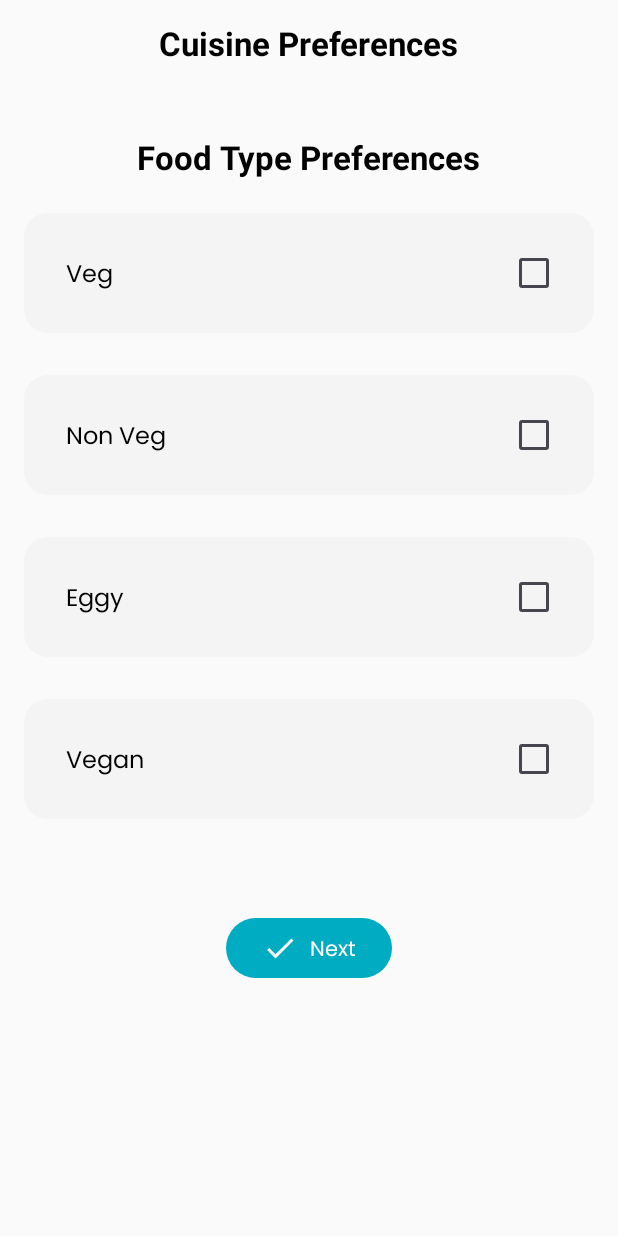
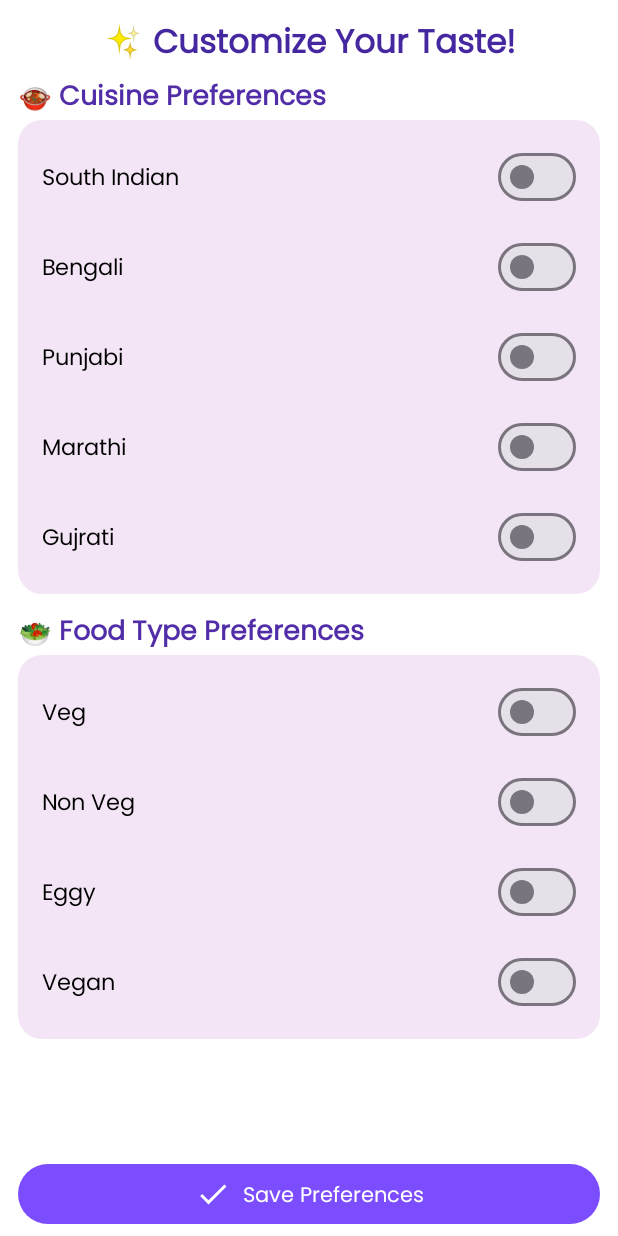
Before and after one commit to mycoookbuddy/MyCookBuddyAndroid, an Android app built with Jetpack Compose: the OnboardingActivity screen opened directly, with no data from a screen before it, on a phone screen of 412 x 824 dp. Run offline under Robolectric (Android 15) with nearby library versions, the phone set to English and light mode, and no system bars; our stand-ins replace Firebase (no records; nobody signed in at launch, a user with empty details on screens opened directly).

Commit message:
ui fixes

```diff
--- a/app/build.gradle.kts
+++ b/app/build.gradle.kts
@@ -60,6 +60,10 @@ dependencies {
     implementation("androidx.compose.material3:material3:1.2.1")
     implementation("androidx.compose.ui:ui:1.5.0")
     implementation("androidx.compose.ui:ui-text-google-fonts:1.5.4")
+    implementation("com.airbnb.android:lottie-compose:6.0.0")
+    implementation("com.google.accompanist:accompanist-pager:0.30.1")
+
+
 
 
     // Firebase and Auth
--- a/app/src/main/java/com/mycookbuddy/app/OnboardingActivity.kt
+++ b/app/src/main/java/com/mycookbuddy/app/OnboardingActivity.kt
@@ -4,17 +4,12 @@ import android.os.Bundle
 import android.widget.Toast
 import androidx.activity.ComponentActivity
 import androidx.activity.compose.setContent
-import androidx.compose.animation.animateColorAsState
+import androidx.compose.animation.AnimatedVisibility
 import androidx.compose.animation.core.animateFloatAsState
-import androidx.compose.animation.core.tween
-import androidx.compose.foundation.clickable
-import androidx.compose.foundation.interaction.MutableInteractionSource
-import androidx.compose.foundation.interaction.collectIsPressedAsState
-import androidx.compose.foundation.interaction.collectIsHoveredAsState
+import androidx.compose.foundation.background
 import androidx.compose.foundation.layout.*
-import androidx.compose.foundation.rememberScrollState
+import androidx.compose.foundation.shape.CircleShape
 import androidx.compose.foundation.shape.RoundedCornerShape
-import androidx.compose.foundation.verticalScroll
 import androidx.compose.material.icons.Icons
 import androidx.compose.material.icons.filled.Check
 import androidx.compose.material3.*
@@ -23,215 +18,182 @@ import androidx.compose.ui.Alignment
 import androidx.compose.ui.Modifier
 import androidx.compose.ui.draw.scale
 import androidx.compose.ui.graphics.Color
+import androidx.compose.ui.platform.LocalContext
 import androidx.compose.ui.text.font.FontWeight
+import androidx.compose.ui.text.style.TextAlign
 import androidx.compose.ui.unit.dp
+import androidx.compose.ui.unit.sp
+import com.airbnb.lottie.compose.*
 import com.google.android.gms.auth.api.signin.GoogleSignIn
 import com.google.firebase.firestore.FirebaseFirestore
 import com.google.firebase.firestore.SetOptions
 import com.mycookbuddy.app.ui.theme.MyApplicationTheme
+import kotlinx.coroutines.delay
+import kotlinx.coroutines.launch
 
 class OnboardingActivity : ComponentActivity() {
     private val firestore = FirebaseFirestore.getInstance()
 
     override fun onCreate(savedInstanceState: Bundle?) {
         super.onCreate(savedInstanceState)
-        val user = GoogleSignIn.getLastSignedInAccount(this)
-        val userEmail = user?.email
+        val userEmail = GoogleSignIn.getLastSignedInAccount(this)?.email ?: "unknown@example.com"
 
         setContent {
             MyApplicationTheme {
-                SettingsScreen(
-                    onNext = { selectedCuisines, selectedFoodTypes ->
-                        userEmail?.let { savePreferences(it, selectedCuisines, selectedFoodTypes) }
-                    }
-                )
+                OnboardingPreferenceScreen(userEmail) { cuisines, foodTypes ->
+                    savePreferences(userEmail, cuisines, foodTypes)
+                }
             }
         }
     }
 
-    private fun savePreferences(
-        userEmail: String,
-        selectedCuisines: List<String>,
-        selectedFoodTypes: List<String>
-    ) {
+    private fun savePreferences(userEmail: String, selectedCuisines: List<String>, selectedFoodTypes: List<String>) {
         val userPreferences = mapOf(
             "preferences" to "SET",
             "cuisines" to selectedCuisines,
             "foodTypes" to selectedFoodTypes
         )
-
-        // Save preferences directly to the /users collection
         firestore.collection("users").document(userEmail)
             .set(userPreferences, SetOptions.merge())
             .addOnSuccessListener {
-                Toast.makeText(
-                    this,
-                    "Preferences saved successfully",
-                    Toast.LENGTH_SHORT
-                ).show()
-                setResult(RESULT_OK) // Notify MainActivity that saving is done
+                Toast.makeText(this, "Preferences saved successfully", Toast.LENGTH_SHORT).show()
+                setResult(RESULT_OK)
                 finish()
             }
-            .addOnFailureListener { e ->
-                Toast.makeText(
-                    this,
-                    "Failed to save preferences: ${e.message}",
-                    Toast.LENGTH_SHORT
-                ).show()
+            .addOnFailureListener {
+                Toast.makeText(this, "Failed to save preferences", Toast.LENGTH_SHORT).show()
             }
     }
-    @Composable
-    fun SelectableItem(
-        title: String,
-        selected: Boolean,
-        onToggle: () -> Unit,
-        selectedColor: Color
-    ) {
-        val interactionSource = remember { MutableInteractionSource() }
-        val isHovered by interactionSource.collectIsHoveredAsState()
-        val isPressed by interactionSource.collectIsPressedAsState()
+}
 
-        val animatedColor by animateColorAsState(
-            targetValue = if (selected) selectedColor else if (isHovered) Color(0xFFE0E0E0) else Color(
-                0xFFF4F4F4
-            ),
-            animationSpec = tween(300), label = ""
-        )
+@Composable
+fun OnboardingPreferenceScreen(userEmail: String, onSave: (List<String>, List<String>) -> Unit) {
+    val context = LocalContext.current
+    val coroutineScope = rememberCoroutineScope()
+    val successLottie by rememberLottieComposition(LottieCompositionSpec.Asset("success_animation.json"))
 
-        val scale by animateFloatAsState(
-            targetValue = if (isPressed) 0.97f else if (selected) 1.05f else 1.0f,
-            animationSpec = tween(150), label = ""
-        )
+    var cuisines by remember { mutableStateOf(listOf("South Indian", "Bengali", "Punjabi", "Marathi", "Gujrati")) }
+    var selectedCuisines by remember { mutableStateOf(setOf<String>()) }
+    var selectedFoodTypes by remember { mutableStateOf(setOf<String>()) }
+    var showSuccess by remember { mutableStateOf(false) }
 
-        Card(
-            modifier = Modifier
-                .fillMaxWidth()
-                .padding(vertical = 6.dp)
-                .scale(scale)
-                .clickable(interactionSource = interactionSource, indication = null) { onToggle() },
-            shape = RoundedCornerShape(16.dp),
-            colors = CardDefaults.cardColors(containerColor = animatedColor)
-        ) {
-            Row(
-                verticalAlignment = Alignment.CenterVertically,
-                modifier = Modifier.padding(16.dp)
-            ) {
+    fun toggle(set: Set<String>, value: String): Set<String> = if (value in set) set - value else set + value
 
-                Spacer(modifier = Modifier.width(12.dp))
-                Text(
-                    title,
-                    style = MaterialTheme.typography.bodyLarge,
-                    fontWeight = FontWeight.Medium
-                )
-                Spacer(modifier = Modifier.weight(1f))
-                Checkbox(
-                    checked = selected,
-                    onCheckedChange = { onToggle() }
-                )
-            }
-        }
-    }
-
-    @Composable
-    fun SettingsScreen(
-        onNext: (List<String>, List<String>) -> Unit,
-    ) {
-        val firestore = FirebaseFirestore.getInstance()
-        var cuisines by remember { mutableStateOf<List<String>>(emptyList()) }
-        val selectedCuisines = remember { mutableStateListOf<String>() }
-        val selectedFoodTypes = remember { mutableStateListOf<String>() }
-
-        val foodTypeIcons = mapOf(
-            "Veg" to R.drawable.vegetarian_4x,
-            "Non Veg" to R.drawable.non_vegetarian_4x,
-            "Eggy" to R.drawable.eggetarian_4x,
-            "Vegan" to R.drawable.vegan_4x
-        )
-
-        val foodTypeColors = mapOf(
-            "Veg" to Color(0xFFC8E6C9),
-            "Non Veg" to Color(0xFFFFCDD2),
-            "Eggy" to Color(0xFFFFF9C4),
-            "Vegan" to Color(0xFFDCEDC8)
-        )
-
-        LaunchedEffect(Unit) {
-            // Fetch cuisines and select all by default
-            firestore.collection("cuisine").get()
-                .addOnSuccessListener { results ->
-                    cuisines = results.documents.mapNotNull { doc ->
-                        doc.getString("name")
-                    }
-                 //   selectedCuisines.addAll(cuisines) // Select all cuisines by default
-                }
-
-            // Select all food types by default
-         //   selectedFoodTypes.addAll(foodTypeIcons.keys)
-        }
-
+    Scaffold(topBar = {
         Column(
             modifier = Modifier
-                .fillMaxSize()
-                .verticalScroll(rememberScrollState())
-                .padding(16.dp),
-            verticalArrangement = Arrangement.spacedBy(16.dp),
+                .padding(top = 12.dp, bottom = 4.dp)
+                .fillMaxWidth(),
             horizontalAlignment = Alignment.CenterHorizontally
         ) {
             Text(
-                "Cuisine Preferences",
-                style = MaterialTheme.typography.titleLarge.copy(fontWeight = FontWeight.Bold)
+                text = "✨ Customize Your Taste!",
+                fontSize = 22.sp,
+                fontWeight = FontWeight.Bold,
+                color = Color(0xFF4527A0),
+                textAlign = TextAlign.Center
             )
+        }
+    }) { padding ->
+        Column(
+            Modifier
+                .padding(padding)
+                .padding(horizontal = 12.dp, vertical = 4.dp)
+                .fillMaxSize()
+        ) {
+            Column(modifier = Modifier.weight(1f)) {
+                Text("🍲 Cuisine Preferences", fontSize = 18.sp, fontWeight = FontWeight.SemiBold, color = Color(0xFF512DA8), modifier = Modifier.padding(bottom = 4.dp))
+                Surface(
+                    modifier = Modifier.fillMaxWidth(),
+                    shape = RoundedCornerShape(16.dp),
+                    color = Color(0xFFF3E5F5)
+                ) {
+                    Column(modifier = Modifier.padding(8.dp)) {
+                        cuisines.forEach { cuisine ->
+                            AnimatedPreferenceRow(
+                                title = cuisine,
+                                selected = selectedCuisines.contains(cuisine),
+                                onToggle = { selectedCuisines = toggle(selectedCuisines, cuisine) }
+                            )
+                        }
+                    }
+                }
 
-            cuisines.forEach { cuisine ->
-                SelectableItem(
-                    title = cuisine,
-                    selected = selectedCuisines.contains(cuisine),
-                    onToggle = {
-                        if (selectedCuisines.contains(cuisine)) selectedCuisines.remove(cuisine)
-                        else selectedCuisines.add(cuisine)
-                    },
-                    selectedColor = Color(0xFFE1F5FE)
-                )
+                Spacer(modifier = Modifier.height(12.dp))
+
+                Text("🥗 Food Type Preferences", fontSize = 18.sp, fontWeight = FontWeight.SemiBold, color = Color(0xFF512DA8), modifier = Modifier.padding(bottom = 4.dp))
+                Surface(
+                    modifier = Modifier.fillMaxWidth(),
+                    shape = RoundedCornerShape(16.dp),
+                    color = Color(0xFFF3E5F5)
+                ) {
+                    Column(modifier = Modifier.padding(8.dp)) {
+                        listOf("Veg", "Non Veg", "Eggy", "Vegan").forEach { type ->
+                            AnimatedPreferenceRow(
+                                title = type,
+                                selected = selectedFoodTypes.contains(type),
+                                onToggle = { selectedFoodTypes = toggle(selectedFoodTypes, type) }
+                            )
+                        }
+                    }
+                }
             }
 
-            Spacer(modifier = Modifier.height(16.dp))
+            Spacer(modifier = Modifier.height(12.dp))
 
-            Text(
-                "Food Type Preferences",
-                style = MaterialTheme.typography.titleLarge.copy(fontWeight = FontWeight.Bold)
-            )
+            Button(
+                onClick = {
+                    if (selectedCuisines.isNotEmpty() && selectedFoodTypes.isNotEmpty()) {
+                        coroutineScope.launch {
+                            showSuccess = true
+                            delay(2000)
+                            onSave(selectedCuisines.toList(), selectedFoodTypes.toList())
+                            showSuccess = false
+                        }
+                    }
+                },
+                modifier = Modifier.fillMaxWidth(),
+                colors = ButtonDefaults.buttonColors(containerColor = Color(0xFF7C4DFF))
+            ) {
+                Icon(Icons.Default.Check, contentDescription = null, tint = Color.White)
+                Spacer(modifier = Modifier.width(8.dp))
+                Text("Save Preferences", color = Color.White)
+            }
+        }
 
-            foodTypeIcons.forEach { (type, icon) ->
-                SelectableItem(
-                    title = type,
-                    selected = selectedFoodTypes.contains(type),
-                    onToggle = {
-                        if (selectedFoodTypes.contains(type)) selectedFoodTypes.remove(type)
-                        else selectedFoodTypes.add(type)
-                    },
-                    selectedColor = foodTypeColors[type] ?: Color(0xFFF0F0F0)
-                )
-            }
-
-            Spacer(modifier = Modifier.height(24.dp))
-
-            Row(
-                modifier = Modifier.fillMaxWidth(),
-                horizontalArrangement = Arrangement.SpaceEvenly
+        if (showSuccess) {
+            Box(
+                modifier = Modifier
+                    .fillMaxSize()
+                    .background(Color.Black.copy(alpha = 0.4f)),
+                contentAlignment = Alignment.Center
             ) {
-                Button(
-                    onClick = {
-                        onNext(selectedCuisines.toList(), selectedFoodTypes.toList())
-                    },
-                    shape = RoundedCornerShape(20.dp),
-                    colors = ButtonDefaults.buttonColors(containerColor = Color(0xFF00ACC1))
-                ) {
-                    Icon(Icons.Default.Check, contentDescription = "Next", tint = Color.White)
-                    Spacer(Modifier.width(8.dp))
-                    Text("Next", color = Color.White)
+                Column(horizontalAlignment = Alignment.CenterHorizontally) {
+                    LottieAnimation(
+                        composition = successLottie,
+                        iterations = 1,
+                        modifier = Modifier.size(160.dp)
+                    )
+                    Spacer(modifier = Modifier.height(16.dp))
+                    Text("Preferences saved successfully.", color = Color.White, fontSize = 18.sp)
                 }
-
             }
         }
     }
 }
+
+@Composable
+fun AnimatedPreferenceRow(title: String, selected: Boolean, onToggle: () -> Unit) {
+    val scale by animateFloatAsState(if (selected) 1.05f else 1f, label = "scaleAnim")
+
+    Row(
+        modifier = Modifier
+            .fillMaxWidth()
+            .scale(scale)
+            .padding(horizontal = 8.dp, vertical = 6.dp),
+        verticalAlignment = Alignment.CenterVertically
+    ) {
+        Text(title, modifier = Modifier.weight(1f), fontSize = 15.sp)
+        Switch(checked = selected, onCheckedChange = { onToggle() })
+    }
+}
```
Also changed, not shown: app/src/main/assets/success_animation.json (added, +1 -0 lines), app/src/main/assets/swipe_animation.json (added, +1 -0 lines), app/src/main/java/com/mycookbuddy/app/PrivacyPolicyActivity.kt (+94 -67 lines).
